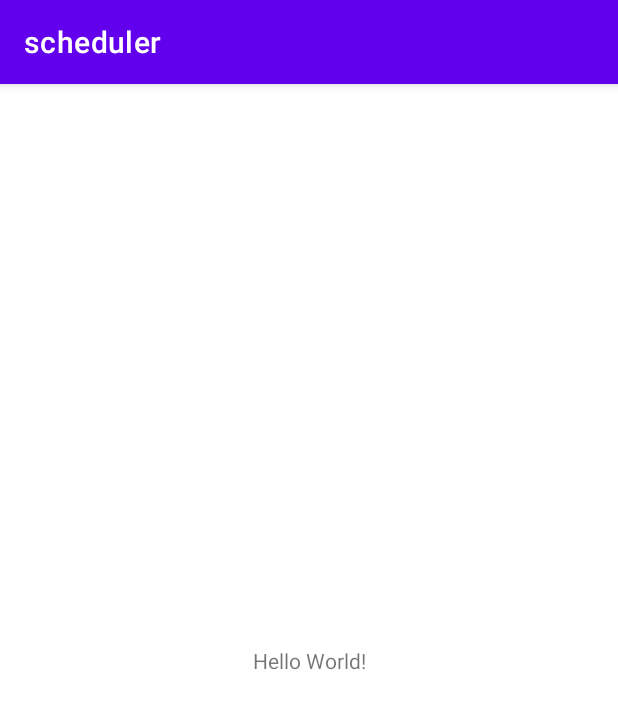
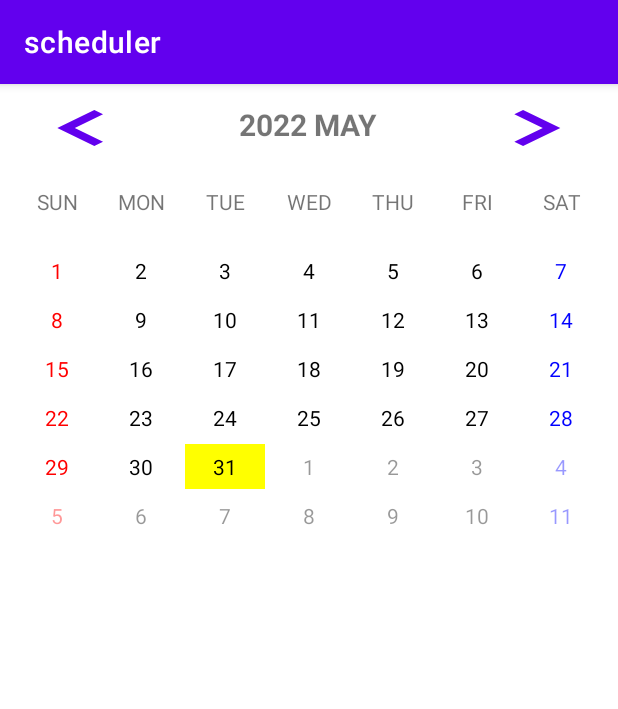
Before and after one commit to bong01/ku-scheduler, an Android app: the screen it shows after launch (MainActivity), on a phone screen of 412 x 824 dp. Shown: the top 709 px of the screen. Run offline under Robolectric (Android 15) with nearby library versions, the phone set to English and light mode, and no system bars.

Commit message:
add calendar
- basic calendar layout
- current date in yellow, selected date in grey, greyish-yellow if both
- click date to view the date's schedule (to be combined with other team mate's work)

```diff
--- a/app/build.gradle
+++ b/app/build.gradle
@@ -32,6 +32,9 @@ android {
     kotlinOptions {
         jvmTarget = '1.8'
     }
+    buildFeatures{
+        viewBinding true
+    }
 }
 
 dependencies {
--- /dev/null
+++ b/app/src/main/java/dev/numberonedroid/scheduler/activity/DateScheduleActivity.kt
@@ -0,0 +1,20 @@
+package dev.numberonedroid.scheduler.activity
+
+import androidx.appcompat.app.AppCompatActivity
+import android.os.Bundle
+import dev.numberonedroid.scheduler.databinding.ActivityDateScheduleBinding
+
+class DateScheduleActivity : AppCompatActivity() {
+    lateinit var binding: ActivityDateScheduleBinding
+    override fun onCreate(savedInstanceState: Bundle?) {
+        super.onCreate(savedInstanceState)
+        binding = ActivityDateScheduleBinding.inflate(layoutInflater)
+        setContentView(binding.root)
+        init()
+    }
+    fun init(){
+        binding.backbtn.setOnClickListener {
+            finish()
+        }
+    }
+}
--- a/app/src/main/java/dev/numberonedroid/scheduler/activity/MainActivity.kt
+++ b/app/src/main/java/dev/numberonedroid/scheduler/activity/MainActivity.kt
@@ -1,12 +1,69 @@
 package dev.numberonedroid.scheduler.activity
 
+import android.content.Intent
 import androidx.appcompat.app.AppCompatActivity
 import android.os.Bundle
-import dev.numberonedroid.scheduler.R
+import androidx.recyclerview.widget.GridLayoutManager
+import dev.numberonedroid.scheduler.adapter.CalendarGridAdapter
+import dev.numberonedroid.scheduler.databinding.ActivityMainBinding
+import java.util.*
 
 class MainActivity : AppCompatActivity() {
+    lateinit var binding : ActivityMainBinding
+    lateinit var adapter: CalendarGridAdapter
+
+    var monthStr = arrayOf("JAN", "FEB", "MAR", "APR", "MAY", "JUN", "JUL", "AUG", "SEPT", "OCT", "NOV", "DEC")
+    val currentDate = Calendar.getInstance()
+    var position = currentDate.get(Calendar.MONTH)
+
     override fun onCreate(savedInstanceState: Bundle?) {
         super.onCreate(savedInstanceState)
-        setContentView(R.layout.activity_main)
+        binding = ActivityMainBinding.inflate(layoutInflater)
+        setContentView(binding.root)
+        initLayout()
+    }
+
+    private fun initLayout() {
+        updateCalendar()
+        binding.prevMonthBtn.setOnClickListener {
+            --position
+            updateCalendar()
+        }
+        binding.nextMonthBtn.setOnClickListener {
+            ++position
+            updateCalendar()
+        }
+    }
+
+    fun updateCalendar(){
+        var calendar = currentDate.clone() as Calendar
+        calendar.time = Date()
+        calendar.set(Calendar.DAY_OF_MONTH, 1)
+        calendar.set(Calendar.MONTH, position)
+        binding.thisMonth.text = "${calendar.get(Calendar.YEAR)} ${monthStr[calendar.get(Calendar.MONTH)]}"
+        var tempMonth = calendar.get(Calendar.MONTH)
+        var dayList:MutableList<Date> = MutableList(6*7, { Date() })
+        for(i in 0..5) {
+            for(k in 0..6) {
+                calendar.add(Calendar.DAY_OF_MONTH, (1-calendar.get(Calendar.DAY_OF_WEEK)) + k)
+                dayList[i * 7 + k] = calendar.time
+            }
+            calendar.add(Calendar.WEEK_OF_MONTH, 1)
+        }
+        binding.calendarRecyclerView.layoutManager = GridLayoutManager(this, 7)
+        adapter = CalendarGridAdapter(tempMonth, dayList)
+        adapter.onItemClickListener = object: CalendarGridAdapter.OnItemClickListener{
+            override fun OnItemClick(position: Int) {
+                var prevselectedpos = adapter.selectedpos
+                adapter.selectedpos = position
+                adapter.notifyItemChanged(position)
+                if(prevselectedpos != null) {
+                    adapter.notifyItemChanged(prevselectedpos)
+                }
+                val intent = Intent(this@MainActivity, DateScheduleActivity::class.java)
+                startActivity(intent)
+            }
+        }
+        binding.calendarRecyclerView.adapter = adapter
     }
 }
--- /dev/null
+++ b/app/src/main/java/dev/numberonedroid/scheduler/adapter/CalendarGridAdapter.kt
@@ -0,0 +1,86 @@
+package dev.numberonedroid.scheduler.adapter
+
+import android.graphics.Color
+import android.view.LayoutInflater
+import android.view.ViewGroup
+import androidx.core.graphics.blue
+import androidx.core.graphics.green
+import androidx.core.graphics.red
+import androidx.recyclerview.widget.RecyclerView
+import dev.numberonedroid.scheduler.databinding.CalendarGridItemBinding
+import java.util.*
+
+class CalendarGridAdapter(val tempMonth:Int, val items:MutableList<Date>) : RecyclerView.Adapter<CalendarGridAdapter.ViewHolder>() {
+
+    val rows = 6
+    var selectedpos : Int? = null
+
+    interface OnItemClickListener{
+        fun OnItemClick(position: Int)
+    }
+
+    var onItemClickListener : OnItemClickListener? = null
+
+    inner class ViewHolder(val binding: CalendarGridItemBinding) : RecyclerView.ViewHolder(binding.root){
+        init {
+            binding.date.setOnClickListener {
+                onItemClickListener?.OnItemClick(adapterPosition)
+            }
+        }
+    }
+
+    override fun onCreateViewHolder(parent: ViewGroup, viewType: Int): ViewHolder {
+        val view = CalendarGridItemBinding.inflate(LayoutInflater.from(parent.context), parent, false)
+        return ViewHolder(view)
+    }
+
+    override fun onBindViewHolder(holder: ViewHolder, position: Int) {
+        var tempCal = Calendar.getInstance()
+        tempCal.time = items[position]
+        holder.binding.date.text = tempCal.get(Calendar.DAY_OF_MONTH).toString()
+        val textColor = when(position%7){
+            0-> Color.RED
+            6-> Color.BLUE
+            else-> Color.BLACK
+        }
+        holder.binding.date.setTextColor(textColor)
+        if(tempMonth != tempCal.get(Calendar.MONTH)){
+            holder.binding.date.alpha = 0.4f
+        }
+
+        if(position == selectedpos){
+            holder.binding.date.setBackgroundColor(Color.LTGRAY)
+        } else {
+            holder.binding.date.setBackgroundColor(Color.TRANSPARENT)
+        }
+
+        if(isToday(tempCal)){
+            if(position==selectedpos) {
+                val r1 = Color.YELLOW.red
+                val b1 = Color.YELLOW.blue
+                val g1 = Color.YELLOW.green
+                val r2 = Color.LTGRAY.red
+                val b2 = Color.LTGRAY.blue
+                val g2 = Color.LTGRAY.green
+                val r3 = (r1 + r2) / 2
+                val b3 = (b1 + b2) / 2
+                val g3 = (g1 + g2) / 2
+                val avgColor = Color.rgb(r3, g3, b3)
+                holder.binding.date.setBackgroundColor(avgColor)
+            } else
+                holder.binding.date.setBackgroundColor(Color.YELLOW)
+        }
+    }
+
+    override fun getItemCount(): Int {
+        //return items.size
+        return rows*7
+    }
+
+    fun isToday(tempCal:Calendar): Boolean {
+        var curCal = Calendar.getInstance()
+        curCal.time = Date()
+        return tempCal.get(Calendar.DAY_OF_YEAR) == curCal.get(Calendar.DAY_OF_YEAR)
+                && tempCal.get(Calendar.YEAR) == curCal.get(Calendar.YEAR)
+    }
+}
--- /dev/null
+++ b/app/src/main/res/drawable/ic_baseline_navigate_before_24.xml
@@ -0,0 +1,10 @@
+<vector xmlns:android="http://schemas.android.com/apk/res/android"
+    android:width="24dp"
+    android:height="24dp"
+    android:viewportWidth="24"
+    android:viewportHeight="24"
+    android:tint="?attr/colorControlNormal">
+  <path
+      android:fillColor="@android:color/white"
+      android:pathData="M15.41,7.41L14,6l-6,6 6,6 1.41,-1.41L10.83,12z"/>
+</vector>
--- /dev/null
+++ b/app/src/main/res/drawable/ic_baseline_navigate_next_24.xml
@@ -0,0 +1,10 @@
+<vector xmlns:android="http://schemas.android.com/apk/res/android"
+    android:width="24dp"
+    android:height="24dp"
+    android:viewportWidth="24"
+    android:viewportHeight="24"
+    android:tint="?attr/colorControlNormal">
+  <path
+      android:fillColor="@android:color/white"
+      android:pathData="M10,6L8.59,7.41 13.17,12l-4.58,4.59L10,18l6,-6z"/>
+</vector>
--- /dev/null
+++ b/app/src/main/res/layout/activity_date_schedule.xml
@@ -0,0 +1,17 @@
+<?xml version="1.0" encoding="utf-8"?>
+<androidx.constraintlayout.widget.ConstraintLayout xmlns:android="http://schemas.android.com/apk/res/android"
+    xmlns:app="http://schemas.android.com/apk/res-auto"
+    xmlns:tools="http://schemas.android.com/tools"
+    android:layout_width="match_parent"
+    android:layout_height="match_parent"
+    tools:context=".DateScheduleActivity">
+
+    <Button
+        android:id="@+id/backbtn"
+        android:layout_width="wrap_content"
+        android:layout_height="wrap_content"
+        android:text="back to calendar"
+        app:layout_constraintEnd_toEndOf="parent"
+        app:layout_constraintStart_toStartOf="parent"
+        tools:layout_editor_absoluteY="275dp" />
+</androidx.constraintlayout.widget.ConstraintLayout>
--- a/app/src/main/res/layout/activity_main.xml
+++ b/app/src/main/res/layout/activity_main.xml
@@ -1,18 +1,109 @@
 <?xml version="1.0" encoding="utf-8"?>
-<androidx.constraintlayout.widget.ConstraintLayout
-        xmlns:android="http://schemas.android.com/apk/res/android"
-        xmlns:tools="http://schemas.android.com/tools"
-        xmlns:app="http://schemas.android.com/apk/res-auto"
+<LinearLayout xmlns:android="http://schemas.android.com/apk/res/android"
+    xmlns:app="http://schemas.android.com/apk/res-auto"
+    xmlns:tools="http://schemas.android.com/tools"
+    android:layout_width="match_parent"
+    android:layout_height="match_parent"
+    android:orientation="vertical"
+    android:layout_margin="30dp"
+    tools:context=".MainActivity">
+
+
+    <LinearLayout
+        android:layout_width="match_parent"
+        android:layout_height="wrap_content"
+        android:orientation="horizontal"
+        android:padding="5dp">
+
+        <Button
+            android:id="@+id/prevMonthBtn"
+            android:layout_width="wrap_content"
+            android:layout_height="wrap_content"
+            android:layout_weight="1"
+            android:background="@drawable/ic_baseline_navigate_before_24"
+            android:text="" />
+
+        <TextView
+            android:id="@+id/thisMonth"
+            android:layout_width="wrap_content"
+            android:layout_height="wrap_content"
+            android:layout_weight="10"
+            android:text="Month"
+            android:textAlignment="center"
+            android:textSize="20sp"
+            android:textStyle="bold" />
+
+        <Button
+            android:id="@+id/nextMonthBtn"
+            android:layout_width="wrap_content"
+            android:layout_height="wrap_content"
+            android:layout_weight="1"
+            android:background="@drawable/ic_baseline_navigate_next_24"
+            android:text="" />
+    </LinearLayout>
+
+    <LinearLayout
+        android:layout_width="match_parent"
+        android:layout_height="wrap_content"
+        android:orientation="horizontal"
+        android:layout_margin="10dp">
+
+        <TextView
+            android:id="@+id/textView2"
+            android:layout_width="0dp"
+            android:layout_height="wrap_content"
+            android:layout_weight="1"
+            android:text="SUN"
+            android:textAlignment="center" />
+
+        <TextView
+            android:id="@+id/textView3"
+            android:layout_height="wrap_content"
+            android:layout_width="0dp"
+            android:layout_weight="1"
+            android:textAlignment="center"
+            android:text="MON" />
+        <TextView
+            android:id="@+id/textView4"
+            android:layout_height="wrap_content"
+            android:layout_width="0dp"
+            android:layout_weight="1"
+            android:textAlignment="center"
+            android:text="TUE" />
+        <TextView
+            android:id="@+id/textView5"
+            android:layout_height="wrap_content"
+            android:layout_width="0dp"
+            android:layout_weight="1"
+            android:textAlignment="center"
+            android:text="WED" />
+        <TextView
+            android:id="@+id/textView6"
+            android:layout_height="wrap_content"
+            android:layout_width="0dp"
+            android:layout_weight="1"
+            android:textAlignment="center"
+            android:text="THU" />
+        <TextView
+            android:id="@+id/textView7"
+            android:layout_height="wrap_content"
+            android:layout_width="0dp"
+            android:layout_weight="1"
+            android:textAlignment="center"
+            android:text="FRI" />
+        <TextView
+            android:id="@+id/textView8"
+            android:layout_height="wrap_content"
+            android:layout_width="0dp"
+            android:layout_weight="1"
+            android:textAlignment="center"
+            android:text="SAT" />
+
+    </LinearLayout>
+
+    <androidx.recyclerview.widget.RecyclerView
+        android:id="@+id/calendarRecyclerView"
         android:layout_width="match_parent"
         android:layout_height="match_parent"
-        tools:context=".activity.MainActivity">
-    <TextView
-            android:layout_width="wrap_content"
-            android:layout_height="wrap_content"
-            android:text="Hello World!"
-            app:layout_constraintBottom_toBottomOf="parent"
-            app:layout_constraintLeft_toLeftOf="parent"
-            app:layout_constraintRight_toRightOf="parent"
-            app:layout_constraintTop_toTopOf="parent"/>
-
-</androidx.constraintlayout.widget.ConstraintLayout>
+        android:layout_margin="10dp"/>
+</LinearLayout>
--- /dev/null
+++ b/app/src/main/res/layout/calendar_grid_item.xml
@@ -0,0 +1,17 @@
+<?xml version="1.0" encoding="utf-8"?>
+<LinearLayout xmlns:android="http://schemas.android.com/apk/res/android"
+    android:orientation="vertical"
+    android:layout_width="match_parent"
+    android:layout_height="wrap_content"
+    android:gravity="center">
+
+    <TextView
+        android:id="@+id/date"
+        android:layout_width="match_parent"
+        android:layout_height="match_parent"
+        android:layout_margin="1dp"
+        android:padding="5dp"
+        android:gravity="center"
+        android:text="0"/>
+
+</LinearLayout>
--- a/build.gradle
+++ b/build.gradle
@@ -6,7 +6,7 @@ buildscript {
     }
     dependencies {
         classpath "com.android.tools.build:gradle:7.0.0"
-        classpath "org.jetbrains.kotlin:kotlin-gradle-plugin:1.5.10"
+        classpath 'org.jetbrains.kotlin:kotlin-gradle-plugin:1.6.21'
 
         // NOTE: Do not place your application dependencies here; they belong
         // in the individual module build.gradle files
```
Also changed, not shown: app/src/main/AndroidManifest.xml (+20 -5 lines).
